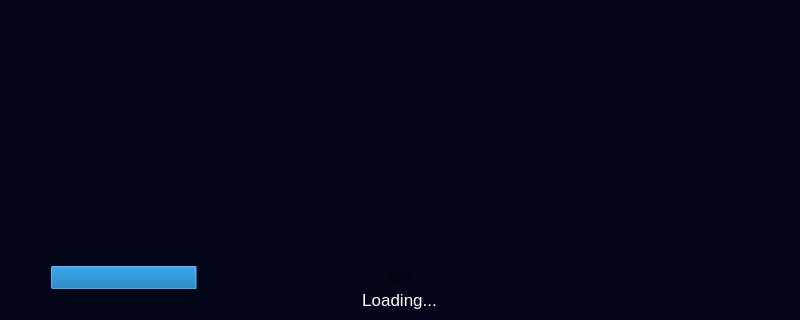
This is PluginBuilder/loadingwindow.ui in Mecanes-Org/PluginBuilder-source as Qt 5 draws it before an edit; both pictures show x 0 to 800 and y 280 to 600 of the 800 by 600 pixel window. The edited form follows.
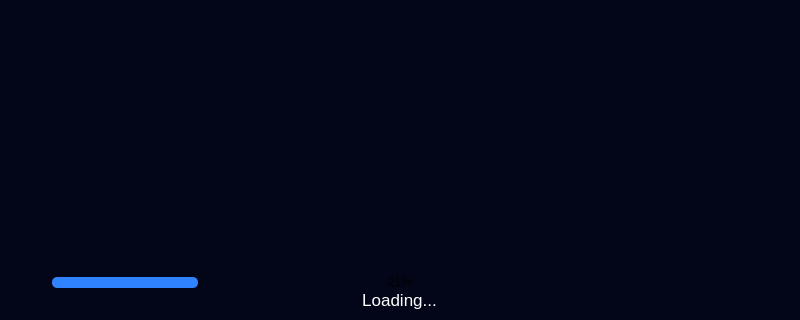
This is the edited form. Icons and pictures are not drawn.

Commit message: v0.6.6 - Implementation of post-build tasks ( design ) - *rc added

```diff
--- a/PluginBuilder/loadingwindow.ui
+++ b/PluginBuilder/loadingwindow.ui
@@ -103,7 +103,7 @@
      <item>
       <widget class="QProgressBar" name="progressBar">
        <property name="sizePolicy">
-        <sizepolicy hsizetype="Expanding" vsizetype="Expanding">
+        <sizepolicy hsizetype="Preferred" vsizetype="Preferred">
          <horstretch>0</horstretch>
          <verstretch>0</verstretch>
         </sizepolicy>
@@ -111,13 +111,13 @@
        <property name="minimumSize">
         <size>
          <width>0</width>
-         <height>25</height>
+         <height>15</height>
         </size>
        </property>
        <property name="maximumSize">
         <size>
          <width>16777215</width>
-         <height>25</height>
+         <height>15</height>
         </size>
        </property>
        <property name="baseSize">
@@ -126,6 +126,20 @@
          <height>0</height>
         </size>
        </property>
+       <property name="styleSheet">
+        <string notr="true">QProgressBar {
+	 border: 0px;
+     border-radius: 5px;
+     background-color: rgba(255, 255, 255, .3);
+	 padding: 2px;
+ }
+
+ QProgressBar::chunk {
+     background-color:  #3083ff;
+     border-radius: 5px;
+ }
+</string>
+       </property>
        <property name="value">
         <number>21</number>
        </property>
```
The commit also changes 3 other files.
